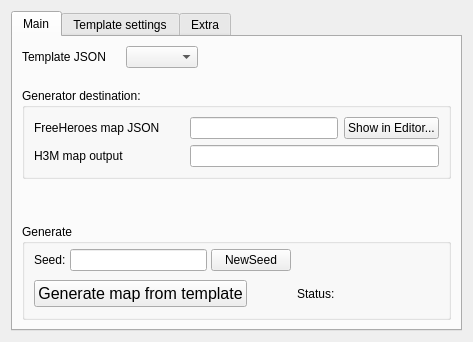
Before: the Qt Designer form src/App/MapToolUI/MapToolWindow.ui in mapron/FreeHeroes, drawn with Qt 5.
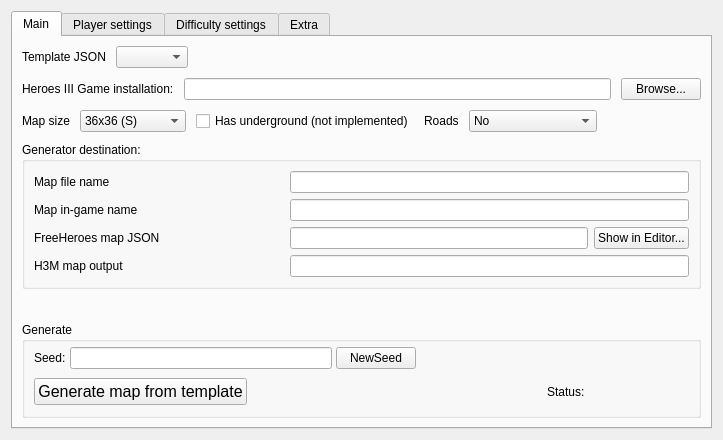
After: the same form once the commit is applied. Custom widgets are drawn as their Qt base class.

```diff
--- a/src/App/MapToolUI/MapToolWindow.ui
+++ b/src/App/MapToolUI/MapToolWindow.ui
@@ -6,8 +6,8 @@
    <rect>
     <x>0</x>
     <y>0</y>
-    <width>459</width>
-    <height>342</height>
+    <width>723</width>
+    <height>440</height>
    </rect>
   </property>
   <property name="windowTitle">
@@ -25,7 +25,7 @@
       </attribute>
       <layout class="QVBoxLayout" name="tabMainLayout">
        <property name="spacing">
-        <number>20</number>
+        <number>10</number>
        </property>
        <item>
         <layout class="QHBoxLayout" name="horizontalLayout">
@@ -54,19 +54,190 @@
          </item>
         </layout>
        </item>
+       <item>
+        <layout class="QHBoxLayout" name="horizontalLayout_31d">
+         <item>
+          <widget class="QLabel" name="label_3d">
+           <property name="minimumSize">
+            <size>
+             <width>150</width>
+             <height>0</height>
+            </size>
+           </property>
+           <property name="text">
+            <string>Heroes III Game installation:</string>
+           </property>
+          </widget>
+         </item>
+         <item>
+          <widget class="QLineEdit" name="heroes3Path"/>
+         </item>
+         <item>
+          <widget class="QPushButton" name="pushButtonEditH3">
+           <property name="text">
+            <string>Browse...</string>
+           </property>
+          </widget>
+         </item>
+        </layout>
+       </item>
+       <item>
+        <layout class="QHBoxLayout" name="horizontalLayout_3">
+         <property name="spacing">
+          <number>10</number>
+         </property>
+         <item>
+          <widget class="QLabel" name="label">
+           <property name="text">
+            <string>Map size</string>
+           </property>
+          </widget>
+         </item>
+         <item>
+          <widget class="QComboBox" name="comboBoxMapSize">
+           <item>
+            <property name="text">
+             <string>36x36 (S)</string>
+            </property>
+           </item>
+           <item>
+            <property name="text">
+             <string>72x72 (M)</string>
+            </property>
+           </item>
+           <item>
+            <property name="text">
+             <string>108x108 (L)</string>
+            </property>
+           </item>
+           <item>
+            <property name="text">
+             <string>144x144 (XL)</string>
+            </property>
+           </item>
+           <item>
+            <property name="text">
+             <string>180x180 (H)</string>
+            </property>
+           </item>
+           <item>
+            <property name="text">
+             <string>216x216 (XH)</string>
+            </property>
+           </item>
+           <item>
+            <property name="text">
+             <string>252x252 (G)</string>
+            </property>
+           </item>
+          </widget>
+         </item>
+         <item>
+          <widget class="QCheckBox" name="checkBoxUnderground">
+           <property name="text">
+            <string>Has underground (not implemented)</string>
+           </property>
+          </widget>
+         </item>
+         <item>
+          <widget class="QLabel" name="label_3">
+           <property name="text">
+            <string>Roads</string>
+           </property>
+          </widget>
+         </item>
+         <item>
+          <widget class="QComboBox" name="comboBoxRoads">
+           <item>
+            <property name="text">
+             <string>No</string>
+            </property>
+           </item>
+           <item>
+            <property name="text">
+             <string>Dirt 75%</string>
+            </property>
+           </item>
+           <item>
+            <property name="text">
+             <string>Gravel 65%</string>
+            </property>
+           </item>
+           <item>
+            <property name="text">
+             <string>Cobblestone 50%</string>
+            </property>
+           </item>
+          </widget>
+         </item>
+         <item>
+          <spacer name="horizontalSpacer">
+           <property name="orientation">
+            <enum>Qt::Horizontal</enum>
+           </property>
+           <property name="sizeHint" stdset="0">
+            <size>
+             <width>40</width>
+             <height>20</height>
+            </size>
+           </property>
+          </spacer>
+         </item>
+        </layout>
+       </item>
        <item>
         <widget class="QGroupBox" name="groupBox2">
          <property name="title">
           <string>Generator destination:</string>
          </property>
          <layout class="QVBoxLayout" name="groupBoxLayout3">
+          <item>
+           <layout class="QHBoxLayout" name="horizontalLayout_31e">
+            <item>
+             <widget class="QLabel" name="label_3e">
+              <property name="minimumSize">
+               <size>
+                <width>250</width>
+                <height>0</height>
+               </size>
+              </property>
+              <property name="text">
+               <string>Map file name</string>
+              </property>
+             </widget>
+            </item>
+            <item>
+             <widget class="QLineEdit" name="mapFilename"/>
+            </item>
+           </layout>
+          </item>
+          <item>
+           <layout class="QHBoxLayout" name="horizontalLayout_31f">
+            <item>
+             <widget class="QLabel" name="label_3f">
+              <property name="minimumSize">
+               <size>
+                <width>250</width>
+                <height>0</height>
+               </size>
+              </property>
+              <property name="text">
+               <string>Map in-game name</string>
+              </property>
+             </widget>
+            </item>
+            <item>
+             <widget class="QLineEdit" name="mapGamename"/>
+            </item>
+           </layout>
+          </item>
           <item>
            <layout class="QHBoxLayout" name="horizontalLayout_31">
             <item>
              <widget class="QLabel" name="label_3">
               <property name="minimumSize">
                <size>
-                <width>150</width>
+                <width>250</width>
                 <height>0</height>
                </size>
               </property>
@@ -76,7 +247,11 @@
              </widget>
             </item>
             <item>
-             <widget class="QLineEdit" name="fhMapPath"/>
+             <widget class="QLineEdit" name="fhMapPath">
+              <property name="readOnly">
+               <bool>true</bool>
+              </property>
+             </widget>
             </item>
             <item>
              <widget class="QPushButton" name="pushButtonEditMap">
@@ -93,7 +268,7 @@
              <widget class="QLabel" name="label_4">
               <property name="minimumSize">
                <size>
-                <width>150</width>
+                <width>250</width>
                 <height>0</height>
                </size>
               </property>
@@ -103,7 +278,11 @@
              </widget>
             </item>
             <item>
-             <widget class="QLineEdit" name="h3mMapPath"/>
+             <widget class="QLineEdit" name="h3mMapPath">
+              <property name="readOnly">
+               <bool>true</bool>
+              </property>
+             </widget>
             </item>
            </layout>
           </item>
@@ -253,7 +432,7 @@
      </widget>
      <widget class="QWidget" name="tabTemplateSettings">
       <attribute name="title">
-       <string>Template settings</string>
+       <string>Player settings</string>
       </attribute>
       <layout class="QVBoxLayout" name="tabTemplateSettingsLayout">
        <item>
@@ -261,6 +440,16 @@
        </item>
       </layout>
      </widget>
+     <widget class="QWidget" name="tabDifficultySettings">
+      <attribute name="title">
+       <string>Difficulty settings</string>
+      </attribute>
+      <layout class="QVBoxLayout" name="tabDifficultySettingsLayout">
+       <item>
+        <widget class="FreeHeroes::TemplateDifficultyWidget" name="tabDifficultySettingsWidget"/>
+       </item>
+      </layout>
+     </widget>
      <widget class="QWidget" name="tabExtra">
       <attribute name="title">
        <string>Extra</string>
@@ -391,6 +580,12 @@
    <header>TemplateSettingsWidget.hpp</header>
    <container>1</container>
   </customwidget>
+  <customwidget>
+   <class>FreeHeroes::TemplateDifficultyWidget</class>
+   <extends>QFrame</extends>
+   <header>TemplateDifficultyWidget.hpp</header>
+   <container>1</container>
+  </customwidget>
  </customwidgets>
  <resources/>
  <connections/>
```
Left out of the diff: 63 changed lines with no effect on the pictures.
